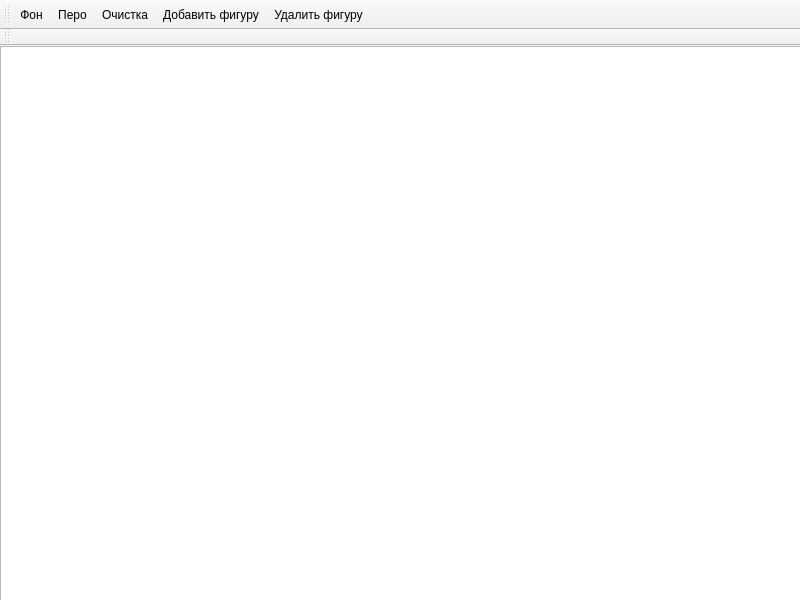
This is Lab_5/graphicseditor.ui in danyowoj/TTE as Qt 5 draws it before an edit. The edited form follows.
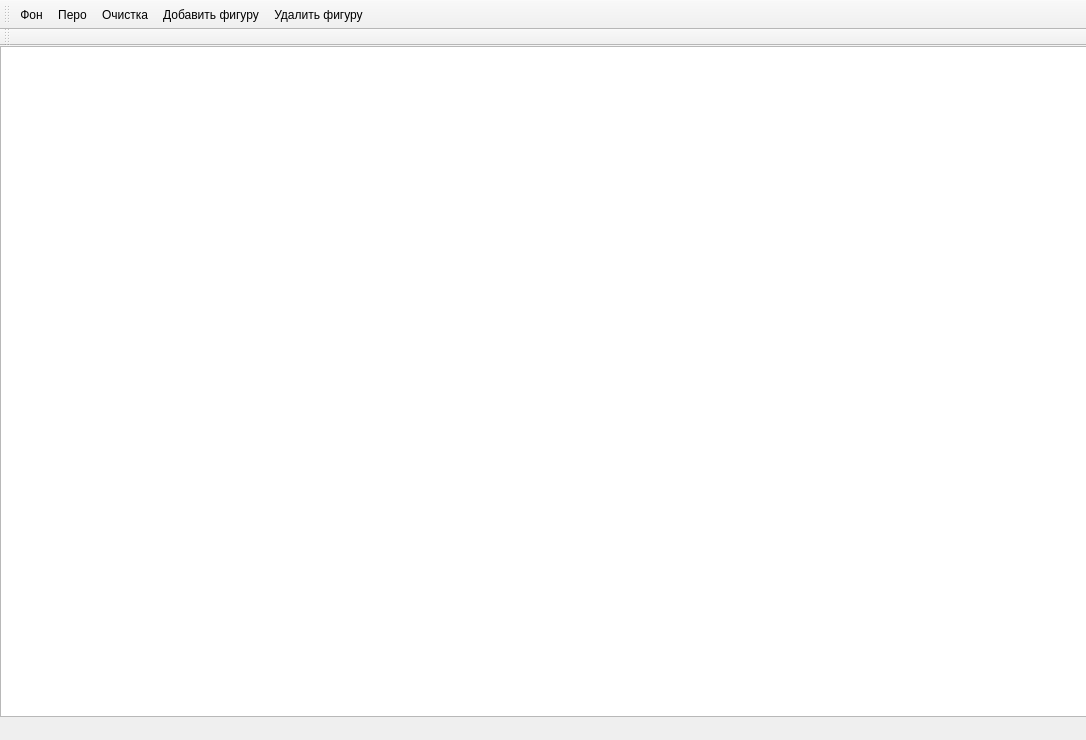
This is the edited form.

What changed in the file:
```diff
--- a/Lab_5/graphicseditor.ui
+++ b/Lab_5/graphicseditor.ui
@@ -6,8 +6,8 @@
    <rect>
     <x>0</x>
     <y>0</y>
-    <width>800</width>
-    <height>600</height>
+    <width>1086</width>
+    <height>740</height>
    </rect>
   </property>
   <property name="windowTitle">
@@ -19,8 +19,8 @@
      <rect>
       <x>0</x>
       <y>0</y>
-      <width>801</width>
-      <height>581</height>
+      <width>1091</width>
+      <height>671</height>
      </rect>
     </property>
    </widget>
```
Left out of the diff: 2 changed lines with no effect on the pictures.
